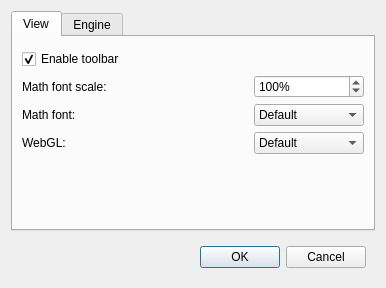
Old version of the form preferences_dialog.ui in the repository grzegorzmazur/yagy.
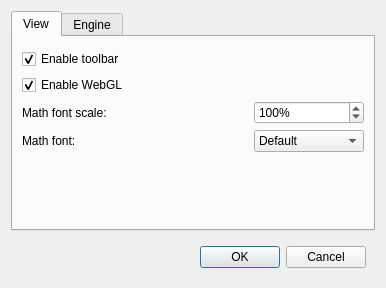
New version of the form.

Commit message: Added support for enable WebGL in preferences

The edit to the form file:
```diff
--- a/preferences_dialog.ui
+++ b/preferences_dialog.ui
@@ -33,7 +33,30 @@
        <property name="spacing">
         <number>6</number>
        </property>
-       <item row="1" column="2">
+       <item row="0" column="0" colspan="3">
+        <widget class="QCheckBox" name="enableToolbarCheckBox">
+         <property name="text">
+          <string>Enable toolbar</string>
+         </property>
+         <property name="checked">
+          <bool>true</bool>
+         </property>
+        </widget>
+       </item>
+       <item row="7" column="0">
+        <spacer name="verticalSpacer_2">
+         <property name="orientation">
+          <enum>Qt::Vertical</enum>
+         </property>
+         <property name="sizeHint" stdset="0">
+          <size>
+           <width>20</width>
+           <height>40</height>
+          </size>
+         </property>
+        </spacer>
+       </item>
+       <item row="5" column="2">
         <widget class="QSpinBox" name="mathFontScaleSpinBox">
          <property name="suffix">
           <string>%</string>
@@ -49,7 +72,34 @@
          </property>
         </widget>
        </item>
-       <item row="2" column="2">
+       <item row="5" column="0">
+        <widget class="QLabel" name="label">
+         <property name="text">
+          <string>Math font scale:</string>
+         </property>
+        </widget>
+       </item>
+       <item row="3" column="0">
+        <widget class="QCheckBox" name="enableWebGLCheckBox">
+         <property name="enabled">
+          <bool>true</bool>
+         </property>
+         <property name="text">
+          <string>Enable WebGL</string>
+         </property>
+         <property name="checked">
+          <bool>true</bool>
+         </property>
+        </widget>
+       </item>
+       <item row="6" column="0">
+        <widget class="QLabel" name="label_2">
+         <property name="text">
+          <string>Math font:</string>
+         </property>
+        </widget>
+       </item>
+       <item row="6" column="2">
         <widget class="QComboBox" name="mathFontComboBox">
          <item>
           <property name="text">
@@ -68,69 +118,6 @@
          </item>
         </widget>
        </item>
-       <item row="0" column="0" colspan="3">
-        <widget class="QCheckBox" name="enableToolbarCheckBox">
-         <property name="text">
-          <string>Enable toolbar</string>
-         </property>
-         <property name="checked">
-          <bool>true</bool>
-         </property>
-        </widget>
-       </item>
-       <item row="2" column="0">
-        <widget class="QLabel" name="label_2">
-         <property name="text">
-          <string>Math font:</string>
-         </property>
-        </widget>
-       </item>
-       <item row="3" column="0">
-        <widget class="QLabel" name="label_3">
-         <property name="text">
-          <string>WebGL:</string>
-         </property>
-        </widget>
-       </item>
-       <item row="1" column="0" colspan="2">
-        <widget class="QLabel" name="label">
-         <property name="text">
-          <string>Math font scale:</string>
-         </property>
-        </widget>
-       </item>
-       <item row="3" column="2">
-        <widget class="QComboBox" name="webGLComboBox">
-         <item>
-          <property name="text">
-           <string>Default</string>
-          </property>
-         </item>
-         <item>
-          <property name="text">
-           <string>Enabled</string>
-          </property>
-         </item>
-         <item>
-          <property name="text">
-           <string>Disabled</string>
-          </property>
-         </item>
-        </widget>
-       </item>
-       <item row="4" column="0">
-        <spacer name="verticalSpacer_2">
-         <property name="orientation">
-          <enum>Qt::Vertical</enum>
-         </property>
-         <property name="sizeHint" stdset="0">
-          <size>
-           <width>20</width>
-           <height>40</height>
-          </size>
-         </property>
-        </spacer>
-       </item>
       </layout>
      </widget>
      <widget class="QWidget" name="engineTab">
```
Left out of the diff: 3 changed lines with no effect on the pictures. The commit also changes 8 other files.
